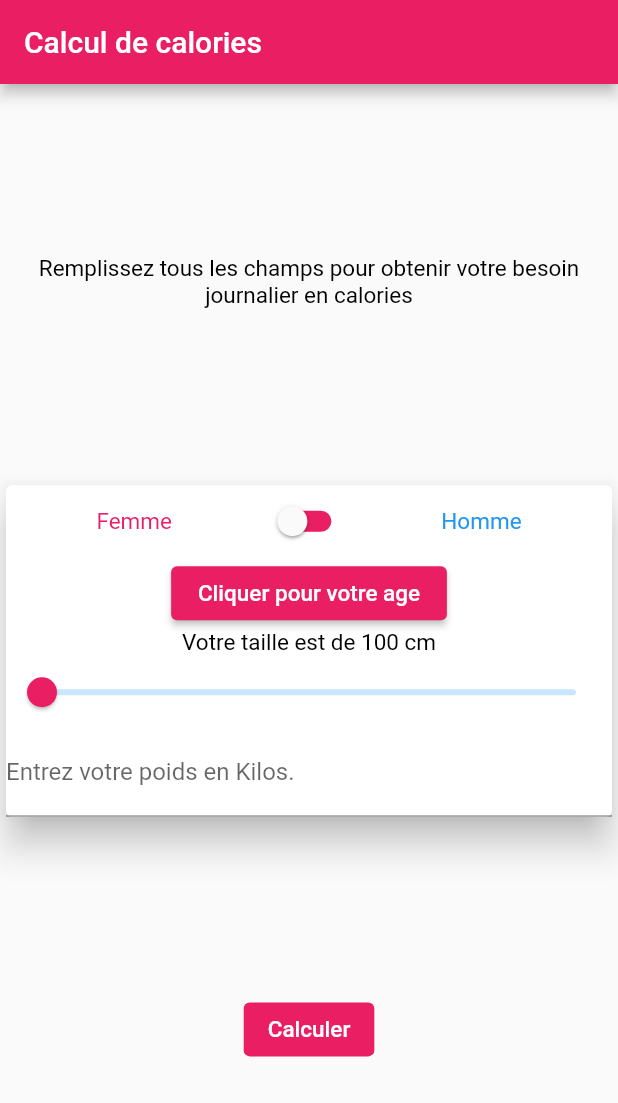
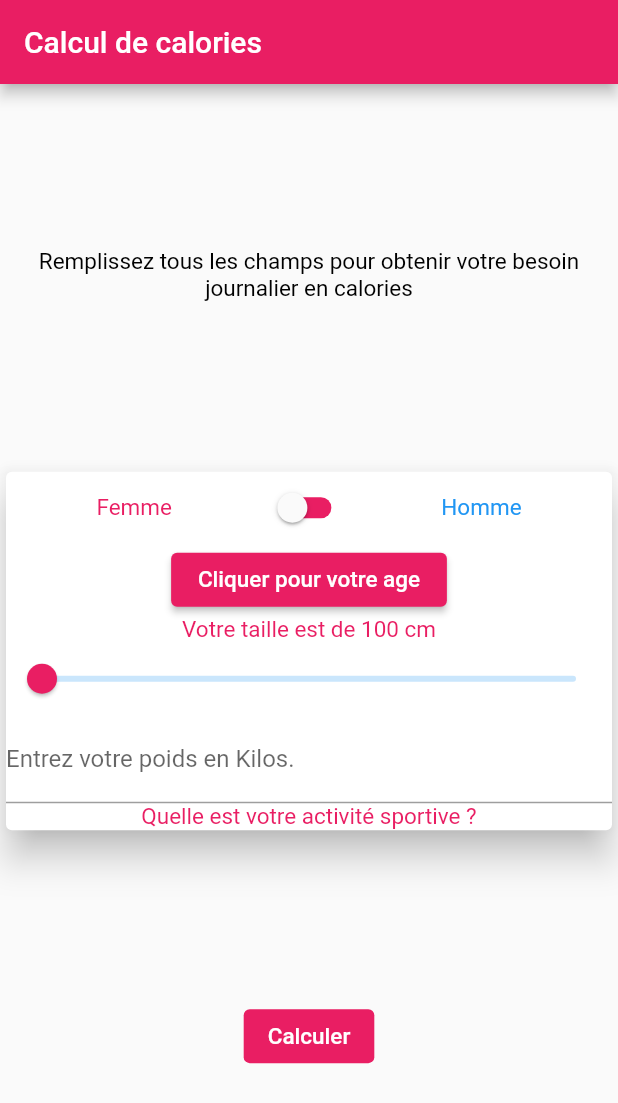
Before and after one commit to fabienlierville/ril21-1-calories, a Flutter app: the screen it shows after launch, on a phone screen of 412 x 824 dp. Shown: the top 1103 px of the screen. Run offline on Flutter 3.47's test engine with Material 2 defaults, Android fonts, the phone set to English and light mode, and no system bars.

Commit message:
taille, poids

```diff
--- a/lib/pages/page_home.dart
+++ b/lib/pages/page_home.dart
@@ -62,7 +62,7 @@ class _PageHomeState extends State<PageHome> {
                       ),
                     ),
                     //Taille
-                    TextAvecStyle("Votre taille est de ${taille} cm"),
+                    TextAvecStyle("Votre taille est de ${taille} cm", color: getColor()),
                     Slider(
                       min: 100,
                       max: 250,
@@ -85,7 +85,9 @@ class _PageHomeState extends State<PageHome> {
                       decoration: InputDecoration(
                         labelText: "Entrez votre poids en Kilos."
                       ),
-                    )
+                    ),
+                    TextAvecStyle("Quelle est votre activité sportive ?", color: getColor()),
+
 
                   ],
                 ),
```
